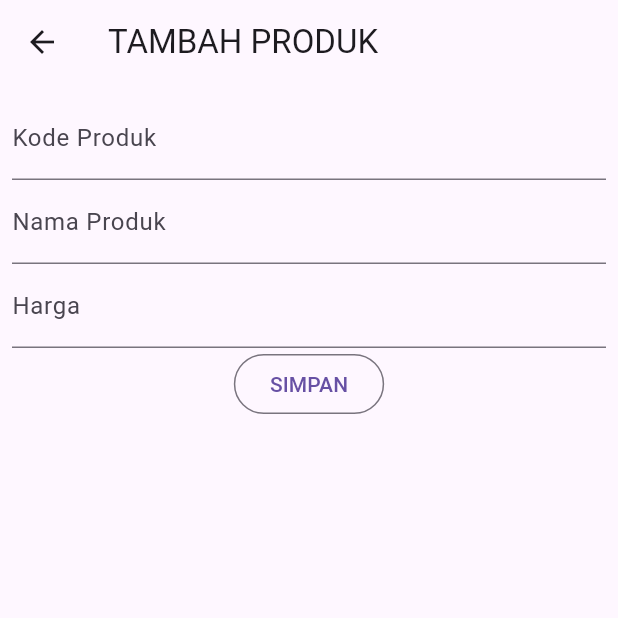
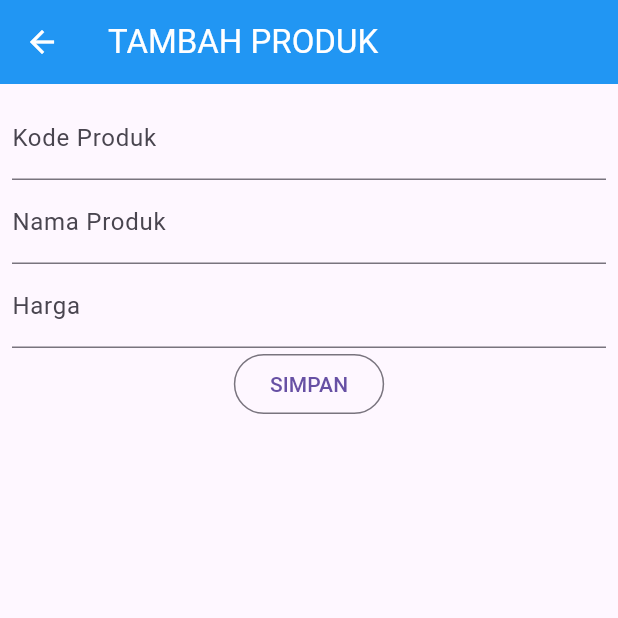
Before and after one commit to TsaqifHasbi/tokokita, a Flutter app: the ProdukForm screen opened directly, on a phone screen of 412 x 824 dp, the top half of it. Run offline on Flutter 3.47's test engine with Material 3 defaults, Android fonts, the phone set to English and light mode, and no system bars.

Commit message:
benerin appBar

```diff
--- a/lib/ui/login_page.dart
+++ b/lib/ui/login_page.dart
@@ -15,7 +15,11 @@ class _LoginPageState extends State<LoginPage> {
   @override
   Widget build(BuildContext context) {
     return Scaffold(
-      appBar: AppBar(title: const Text('Login')),
+      appBar: AppBar(
+        title: const Text('Login'),
+        backgroundColor: Colors.blue,
+        foregroundColor: Colors.white,
+      ),
       body: SingleChildScrollView(
         child: Padding(
           padding: const EdgeInsets.all(8.0),
--- a/lib/ui/produk_detail.dart
+++ b/lib/ui/produk_detail.dart
@@ -17,7 +17,11 @@ class _ProdukDetailState extends State<ProdukDetail> {
   @override
   Widget build(BuildContext context) {
     return Scaffold(
-      appBar: AppBar(title: const Text('Detail Produk')),
+      appBar: AppBar(
+        title: const Text('Detail Produk'),
+        backgroundColor: Colors.blue,
+        foregroundColor: Colors.white,
+      ),
       body: Center(
         child: Column(
           children: [
--- a/lib/ui/produk_form.dart
+++ b/lib/ui/produk_form.dart
@@ -43,7 +43,11 @@ class _ProdukFormState extends State<ProdukForm> {
   @override
   Widget build(BuildContext context) {
     return Scaffold(
-      appBar: AppBar(title: Text(judul)),
+      appBar: AppBar(
+        title: Text(judul),
+        backgroundColor: Colors.blue,
+        foregroundColor: Colors.white,
+      ),
       body: SingleChildScrollView(
         child: Padding(
           padding: const EdgeInsets.all(8.0),
--- a/lib/ui/produk_page.dart
+++ b/lib/ui/produk_page.dart
@@ -17,6 +17,8 @@ class _ProdukPageState extends State<ProdukPage> {
     return Scaffold(
       appBar: AppBar(
         title: const Text('List Produk'),
+        backgroundColor: Colors.blue,
+        foregroundColor: Colors.white,
         actions: [
           Padding(
             padding: const EdgeInsets.only(right: 20.0),
```
Also changed, not shown: 1 other file.
